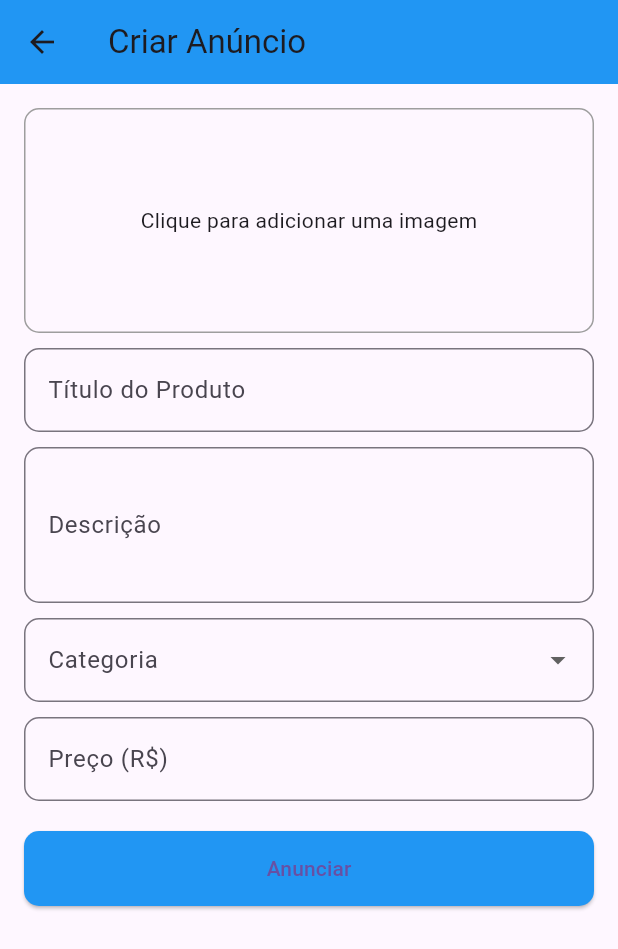
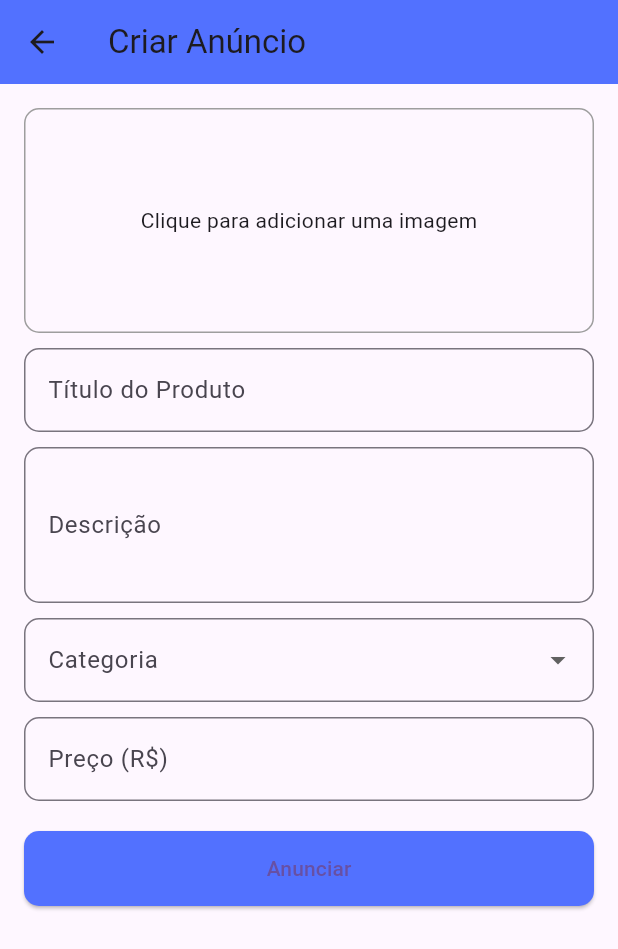
Before and after one commit to joaomanoel1532/Bit-Share, a Flutter app: the telaCriarAnuncio screen opened directly, on a phone screen of 412 x 824 dp. Shown: the top 949 px of the screen. Run offline on Flutter 3.47's test engine with Material 3 defaults, Android fonts, the phone set to English and light mode, and no system bars; our stand-ins replace cloud_firestore, firebase_auth, firebase_core; accounts and stored records are empty.

Commit message:
Correção das cores da tela

```diff
--- a/lib/pages/telaCriarAnuncio.dart
+++ b/lib/pages/telaCriarAnuncio.dart
@@ -41,7 +41,7 @@ class telaCriarAnuncioState extends State<telaCriarAnuncio> {
     return Scaffold(
       appBar: AppBar(
         title: const Text('Criar Anúncio'),
-        backgroundColor: Colors.blue,
+        backgroundColor: const Color(0xff5271FF), // Cor alterada
       ),
       body: Padding(
         padding: const EdgeInsets.all(16.0),
@@ -122,12 +122,12 @@ class telaCriarAnuncioState extends State<telaCriarAnuncio> {
                 width: double.infinity,
                 child: ElevatedButton(
                   onPressed: _salvarAnuncio,
-                  child: const Text('Anunciar'),
                   style: ElevatedButton.styleFrom(
-                    backgroundColor: Colors.blue,
+                    backgroundColor: const Color(0xff5271FF), // Cor alterada
                     padding: const EdgeInsets.symmetric(vertical: 15),
                     shape: RoundedRectangleBorder(borderRadius: BorderRadius.circular(10)),
                   ),
+                  child: const Text('Anunciar'),
                 ),
               ),
             ],
```
